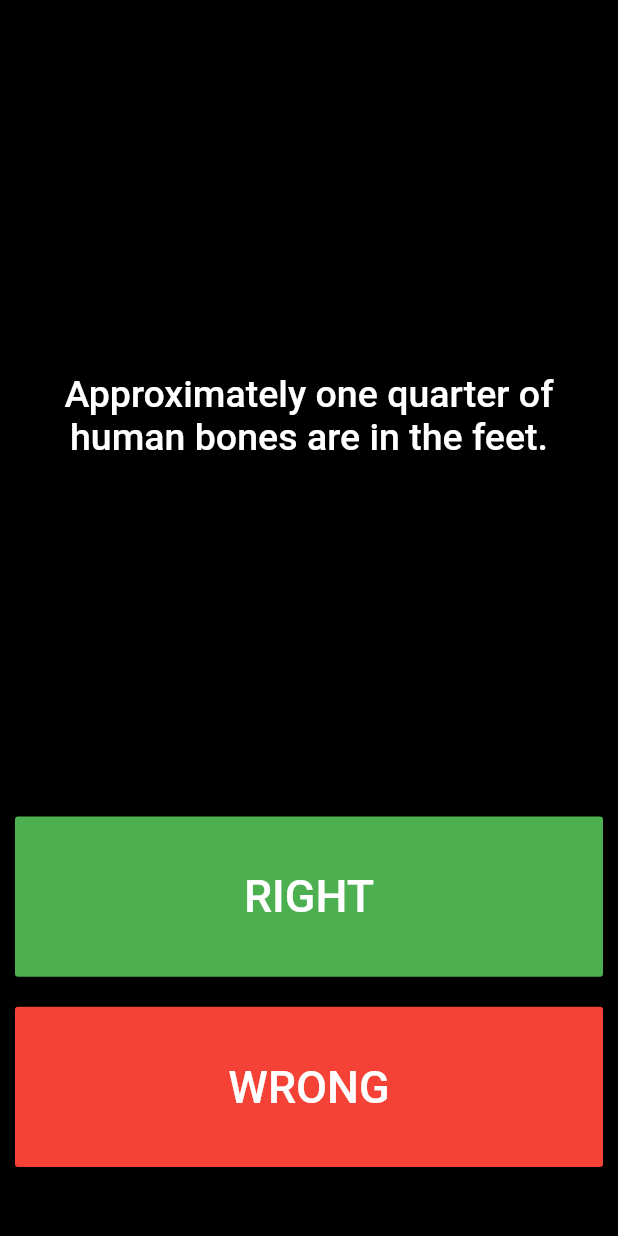
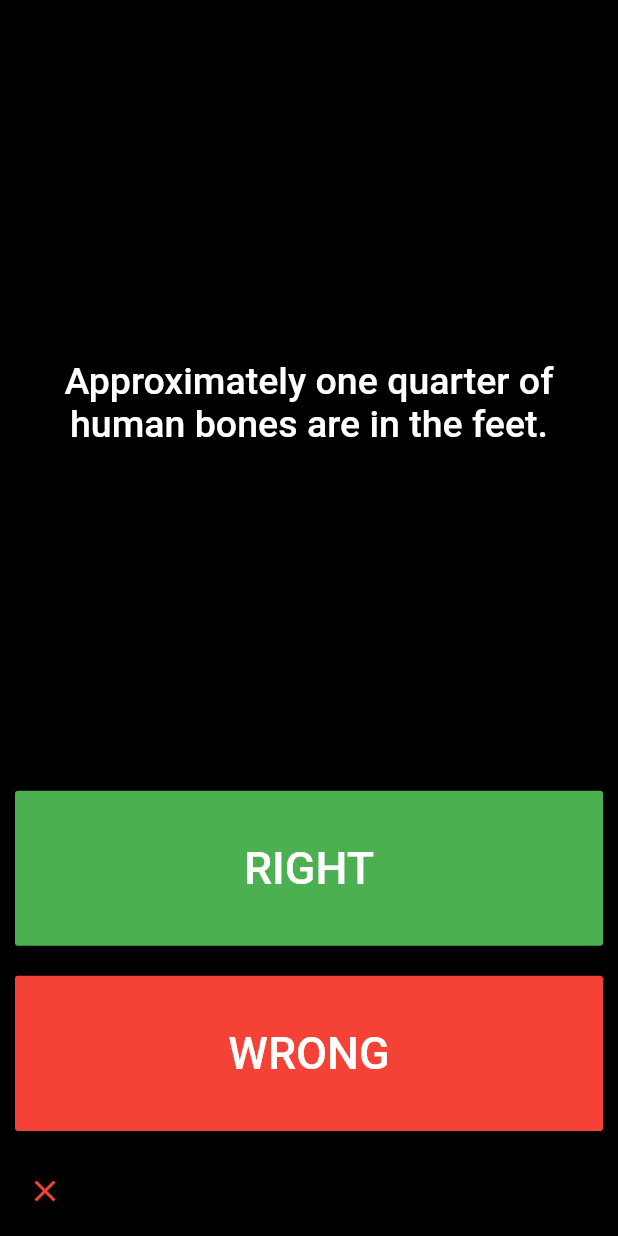
Before and after one commit to matatoMatata94/quizzly, a Flutter app: the screen it shows after launch, after a tap on "RIGHT", on a phone screen of 412 x 824 dp. Run offline on Flutter 3.47's test engine with Material 2 defaults, Android fonts, the phone set to English and light mode, and no system bars.

```diff
--- a/lib/main.dart
+++ b/lib/main.dart
@@ -15,18 +15,18 @@ class _QuizzlyState extends State<Quizzly> {
   List<Icon> answers = [];
 
   List<Question> questions = [
-    Question(q: 'You can lead a cow down stairs but not up stairs.', a: false),
-    Question(
-        q: 'Approximately one quarter of human bones are in the feet.',
-        a: false),
-    Question(q: 'A slug\'s blood is green.', a: true),
+    Question('You can lead a cow down stairs but not up stairs.', false),
+    Question('Approximately one quarter of human bones are in the feet.', true),
+    Question('A slug\'s blood is green.', true),
   ];
   int questionNumber = 0;
 
   void nextQuestion() {
-    if (questionNumber < questions.length + 1) {
+    if (questionNumber < questions.length) {
       questionNumber++;
-    } else {}
+    } else {
+      questionNumber++;
+    }
   }
 
   @override
@@ -62,9 +62,20 @@ class _QuizzlyState extends State<Quizzly> {
                     color: Colors.green,
                     onPressed: () {
                       setState(() {
+                        //TODO: Add a Tick/Cross depending on if answer is right
+                        if (questions[questionNumber].questionAnswer == true) {
+                          answers.add(Icon(
+                            Icons.check,
+                            color: Colors.green,
+                          ));
+                        } else {
+                          answers.add(Icon(
+                            Icons.close,
+                            color: Colors.red,
+                          ));
+                        }
                         //TODO: Move to the next question on Tap
                         nextQuestion();
-                        //TODO: Add a Tick/Cross depending on if answer is right
                       });
                     },
                     child: Text(
--- a/lib/questions.dart
+++ b/lib/questions.dart
@@ -2,7 +2,7 @@ class Question {
   String questionText;
   bool questionAnswer;
 
-  Question({String q, bool a}) {
+  Question(String q, bool a) {
     questionText = q;
     questionAnswer = a;
   }
```
Also changed, not shown: lib/AnswerButton.dart (added, +39 -0 lines).
